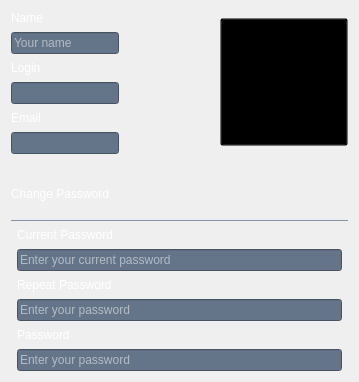
Qt form src/app/gui/forms/widgetusersettings.ui (botorabi/Meet4Eat-Desktop) before a commit.
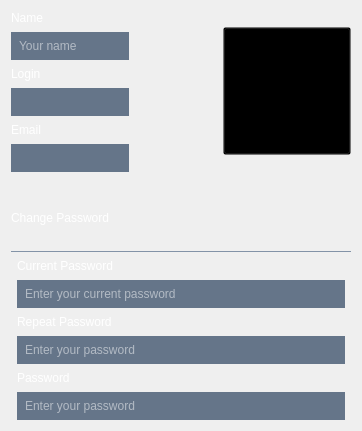
The same form after that commit. Icons and pictures are not drawn.

What changed in the file:
```diff
--- a/src/app/gui/forms/widgetusersettings.ui
+++ b/src/app/gui/forms/widgetusersettings.ui
@@ -6,8 +6,8 @@
    <rect>
     <x>0</x>
     <y>0</y>
-    <width>359</width>
-    <height>382</height>
+    <width>362</width>
+    <height>431</height>
    </rect>
   </property>
   <property name="windowTitle">
@@ -25,6 +25,8 @@
 }
 QLineEdit {
   background-color: rgb(101,117, 137);  
+  border-radius: 0;
+  padding: 6px;
 }
 QTextEdit {
   background-color: rgb(101,117, 137);  
```
